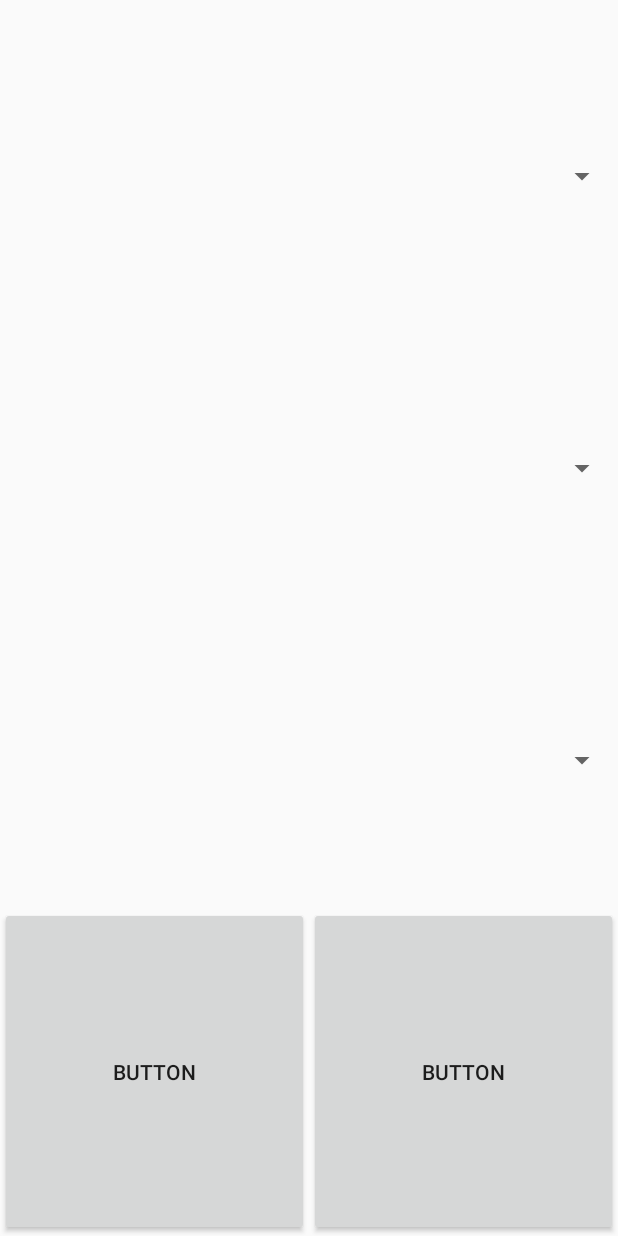
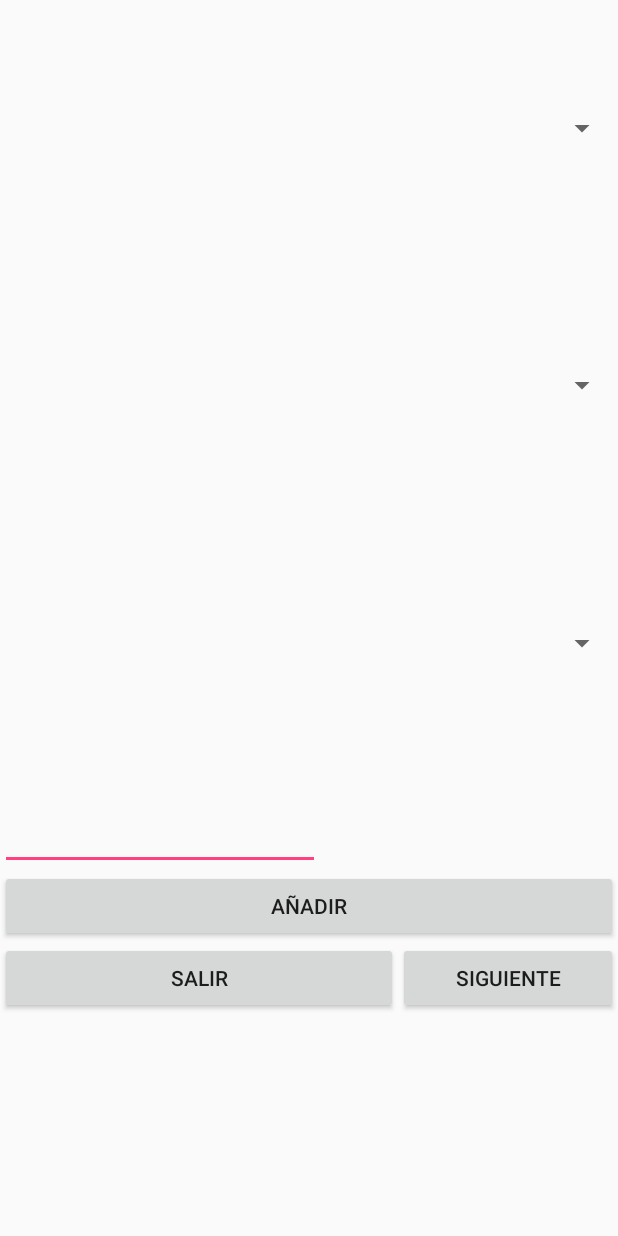
Before and after one commit to Iborrezo/ProyectoAndroid, an Android app: the layout activity_pedido.xml on its own in the app's theme, with its tools: preview values and no code run, on a phone screen of 412 x 824 dp. Run offline under Robolectric (Android 15) with nearby library versions, the phone set to English and light mode, and no system bars.

Commit message:
XML PEDIDO

```diff
--- a/app/src/main/res/layout/activity_pedido.xml
+++ b/app/src/main/res/layout/activity_pedido.xml
@@ -1,5 +1,6 @@
 <?xml version="1.0" encoding="utf-8"?>
 <LinearLayout xmlns:android="http://schemas.android.com/apk/res/android"
+    xmlns:tools="http://schemas.android.com/tools"
     android:layout_width="match_parent"
     android:layout_height="match_parent"
     android:orientation="vertical">
@@ -7,22 +8,20 @@
     <Spinner
         android:layout_width="match_parent"
         android:layout_height="wrap_content"
-        android:id="@+id/spinner1"
-        android:layout_weight="1"
-        android:clipToPadding="false"
-        android:layout_marginTop="20dp" />
-
-    <Spinner
-        android:layout_width="match_parent"
-        android:layout_height="wrap_content"
-        android:id="@+id/spinner2"
+        android:id="@+id/spTamaño"
         android:layout_weight="1" />
 
     <Spinner
         android:layout_width="match_parent"
         android:layout_height="wrap_content"
-        android:id="@+id/spinner3"
-        android:layout_weight="1" />
+        android:layout_weight="1"
+        android:id="@+id/spHuevo" />
+
+    <Spinner
+        android:layout_width="match_parent"
+        android:layout_height="wrap_content"
+        android:layout_weight="1"
+        android:id="@+id/spTipo" />
 
     <LinearLayout
         android:orientation="horizontal"
@@ -30,19 +29,57 @@
         android:layout_height="wrap_content"
         android:layout_weight="1">
 
-        <Button
-            android:text="Button"
-            android:layout_width="wrap_content"
-            android:layout_height="match_parent"
-            android:id="@+id/button3"
-            android:layout_weight="1" />
+        <TableLayout
+            android:layout_width="match_parent"
+            android:layout_height="wrap_content"
+            android:layout_weight="1"
+            android:layout_marginTop="20dp">
 
-        <Button
-            android:text="Button"
-            android:layout_width="wrap_content"
-            android:layout_height="match_parent"
-            android:id="@+id/button2"
-            android:layout_weight="1" />
+            <TableRow
+                android:layout_width="match_parent"
+                android:layout_height="match_parent" >
+
+                <EditText
+                    android:layout_width="match_parent"
+                    android:layout_height="wrap_content"
+                    android:inputType="number"
+                    android:ems="10"
+                    android:id="@+id/etCantidad" />
+            </TableRow>
+
+            <TableRow
+                android:layout_width="match_parent"
+                android:layout_height="match_parent" >
+
+                <Button
+                    android:text="@string/btnAñadir"
+                    android:layout_width="wrap_content"
+                    android:layout_height="match_parent"
+                    android:layout_weight="1"
+                    android:id="@+id/btnAñadir" />
+            </TableRow>
+
+            <TableRow
+                android:layout_width="match_parent"
+                android:layout_height="match_parent" >
+
+                <Button
+                    android:text="@string/btnSalir"
+                    android:layout_width="match_parent"
+                    android:layout_height="wrap_content"
+                    android:layout_weight="1"
+                    android:id="@+id/btnSalir" />
+
+                <Button
+                    android:text="@string/btnSiguiente"
+                    android:layout_width="match_parent"
+                    android:layout_height="wrap_content"
+                    android:layout_weight="1"
+                    android:id="@+id/btnSiguiente" />
+            </TableRow>
+
+        </TableLayout>
+
     </LinearLayout>
 
 </LinearLayout>
--- a/app/src/main/res/values/strings.xml
+++ b/app/src/main/res/values/strings.xml
@@ -11,6 +11,10 @@
     <string name="btnLlamar">Llamar</string>
     <string name="btnInfo">Información</string>
     <string name="btnInicio">Inicio</string>
+    <string name="btnAñadir">Añadir</string>
+    <string name="btnAceptar">Aceptar</string>
+    <string name="btnCancelar">Cancelar</string>
+
 
     <!-- TODO: Remove or change this placeholder text -->
     <string name="hello_blank_fragment">Hello blank fragment</string>
```
